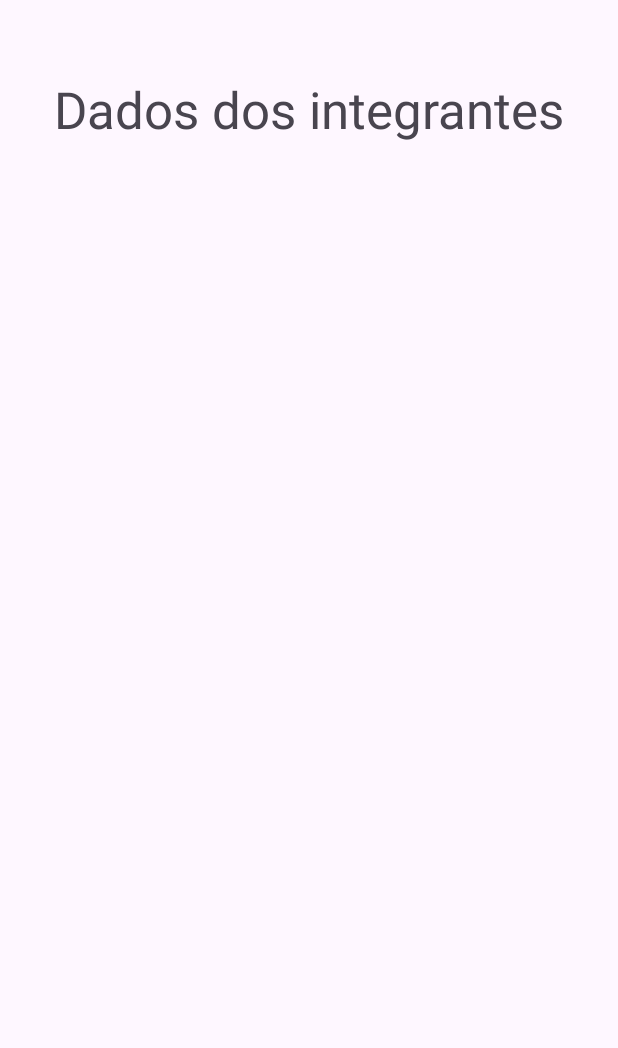
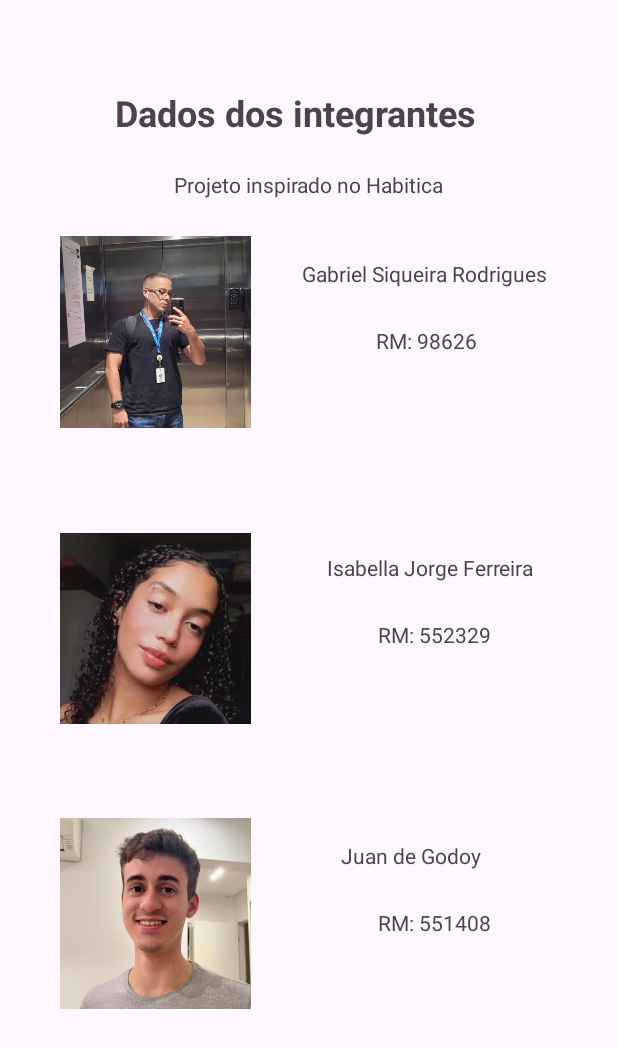
Before and after one commit to gabrielrodri33/CP4-Mobile-App, an Android app: the fragment Profile shown on its own in the app's theme, on a phone screen of 412 x 824 dp. Shown: the top 1048 px of the screen. Run offline under Robolectric (Android 15) with nearby library versions, the phone set to English and light mode, and no system bars.

Commit message:
feat: layout da tela de perfil

```diff
--- a/app/src/main/res/layout/fragment_profile.xml
+++ b/app/src/main/res/layout/fragment_profile.xml
@@ -13,15 +13,140 @@
         android:layout_height="match_parent">
 
         <TextView
+            android:id="@+id/textView3"
             android:layout_width="wrap_content"
             android:layout_height="wrap_content"
             android:layout_gravity="center"
-            android:layout_marginTop="50dp"
             android:text="Dados dos integrantes"
-            android:textSize="34sp"
+            android:textSize="24sp"
+            android:textStyle="bold"
+            app:layout_constraintBottom_toBottomOf="parent"
+            app:layout_constraintEnd_toEndOf="parent"
+            app:layout_constraintHorizontal_bias="0.449"
+            app:layout_constraintStart_toStartOf="parent"
+            app:layout_constraintTop_toTopOf="parent"
+            app:layout_constraintVertical_bias="0.074" />
+
+        <TextView
+            android:id="@+id/textView2"
+            android:layout_width="wrap_content"
+            android:layout_height="wrap_content"
+            android:layout_marginStart="34dp"
+            android:layout_marginTop="40dp"
+            android:layout_marginEnd="44dp"
+            android:text="Gabriel Siqueira Rodrigues"
+            app:layout_constraintEnd_toEndOf="parent"
+            app:layout_constraintHorizontal_bias="0.0"
+            app:layout_constraintStart_toEndOf="@+id/imageView"
+            app:layout_constraintTop_toBottomOf="@+id/textView5" />
+
+        <ImageView
+            android:id="@+id/imageView"
+            android:layout_width="127dp"
+            android:layout_height="128dp"
+            android:layout_marginStart="40dp"
+            android:src="@drawable/perfil_gabriel"
+            app:layout_constraintBottom_toBottomOf="parent"
+            app:layout_constraintEnd_toEndOf="parent"
+            app:layout_constraintHorizontal_bias="0.0"
+            app:layout_constraintStart_toStartOf="parent"
+            app:layout_constraintTop_toBottomOf="@+id/textView5"
+            app:layout_constraintVertical_bias="0.044" />
+
+        <TextView
+            android:id="@+id/textView4"
+            android:layout_width="wrap_content"
+            android:layout_height="wrap_content"
+            android:layout_marginTop="25dp"
+            android:text="RM: 98626"
+            app:layout_constraintEnd_toEndOf="parent"
+            app:layout_constraintHorizontal_bias="0.471"
+            app:layout_constraintStart_toEndOf="@+id/imageView"
+            app:layout_constraintTop_toBottomOf="@+id/textView2" />
+
+        <ImageView
+            android:id="@+id/imageView3"
+            android:layout_width="127dp"
+            android:layout_height="128dp"
+            android:layout_marginTop="412dp"
+            android:src="@drawable/perfil_juan"
+            app:layout_constraintBottom_toBottomOf="parent"
+            app:layout_constraintEnd_toEndOf="parent"
+            app:layout_constraintHorizontal_bias="0.14"
+            app:layout_constraintStart_toStartOf="parent"
+            app:layout_constraintTop_toBottomOf="@+id/textView5"
+            app:layout_constraintVertical_bias="0.0" />
+
+        <TextView
+            android:id="@+id/textView5"
+            android:layout_width="wrap_content"
+            android:layout_height="wrap_content"
+            android:layout_marginTop="18dp"
+            android:text="Projeto inspirado no Habitica"
+            app:layout_constraintBottom_toBottomOf="parent"
             app:layout_constraintEnd_toEndOf="parent"
             app:layout_constraintStart_toStartOf="parent"
-            app:layout_constraintTop_toTopOf="parent" />
+            app:layout_constraintTop_toBottomOf="@+id/textView3"
+            app:layout_constraintVertical_bias="0.006" />
+
+        <TextView
+            android:id="@+id/textView6"
+            android:layout_width="wrap_content"
+            android:layout_height="wrap_content"
+            android:layout_marginStart="60dp"
+            android:layout_marginTop="428dp"
+            android:text="Juan de Godoy"
+            app:layout_constraintEnd_toEndOf="parent"
+            app:layout_constraintHorizontal_bias="0.0"
+            app:layout_constraintStart_toEndOf="@+id/imageView3"
+            app:layout_constraintTop_toBottomOf="@+id/textView5" />
+
+        <TextView
+            android:id="@+id/textView7"
+            android:layout_width="wrap_content"
+            android:layout_height="wrap_content"
+            android:layout_marginTop="25dp"
+            android:text="RM: 551408"
+            app:layout_constraintEnd_toEndOf="parent"
+            app:layout_constraintStart_toEndOf="@+id/imageView3"
+            app:layout_constraintTop_toBottomOf="@+id/textView6" />
+
+        <ImageView
+            android:id="@+id/imageView6"
+            android:layout_width="127dp"
+            android:layout_height="128dp"
+            android:layout_marginTop="200dp"
+            android:src="@drawable/perfil_isabella"
+            app:layout_constraintBottom_toBottomOf="parent"
+            app:layout_constraintEnd_toEndOf="parent"
+            app:layout_constraintHorizontal_bias="0.14"
+            app:layout_constraintStart_toStartOf="parent"
+            app:layout_constraintTop_toBottomOf="@+id/textView5"
+            app:layout_constraintVertical_bias="0.061" />
+
+        <TextView
+            android:id="@+id/textView8"
+            android:layout_width="wrap_content"
+            android:layout_height="wrap_content"
+            android:layout_marginStart="34dp"
+            android:layout_marginTop="236dp"
+            android:text="Isabella Jorge Ferreira"
+            app:layout_constraintEnd_toEndOf="parent"
+            app:layout_constraintHorizontal_bias="0.228"
+            app:layout_constraintStart_toEndOf="@+id/imageView6"
+            app:layout_constraintTop_toBottomOf="@+id/textView5" />
+
+
+        <TextView
+            android:id="@+id/textView9"
+            android:layout_width="wrap_content"
+            android:layout_height="wrap_content"
+            android:layout_marginTop="25dp"
+            android:text="RM: 552329"
+            app:layout_constraintEnd_toEndOf="parent"
+            app:layout_constraintStart_toEndOf="@+id/imageView6"
+            app:layout_constraintTop_toBottomOf="@+id/textView8" />
+
 
     </androidx.constraintlayout.widget.ConstraintLayout>
 
--- a/app/src/main/res/layout/fragment_progress.xml
+++ b/app/src/main/res/layout/fragment_progress.xml
@@ -164,7 +164,7 @@
         app:layout_constraintTop_toBottomOf="@+id/barra_cinza_task_2">
 
         <LinearLayout
-            android:id="@+id/retangulo_laranja_task_3"
+            android:id="@+id/retangulo_roxo"
             android:layout_width="40dp"
             android:layout_height="50dp"
             android:background="@drawable/rounded_corners_2"
--- a/app/src/main/res/values/colors.xml
+++ b/app/src/main/res/values/colors.xml
@@ -3,4 +3,5 @@
     <color name="black">#FF000000</color>
     <color name="white">#FFFFFFFF</color>
     <color name="blue">#2196F3</color>
+    <color name="roxo">#B36FFD</color>
 </resources>
```
Also changed, not shown: app/src/main/res/drawable/perfil_gabriel.png (added), app/src/main/res/drawable/perfil_isabella.png (added), app/src/main/res/drawable/perfil_juan.png (added).
